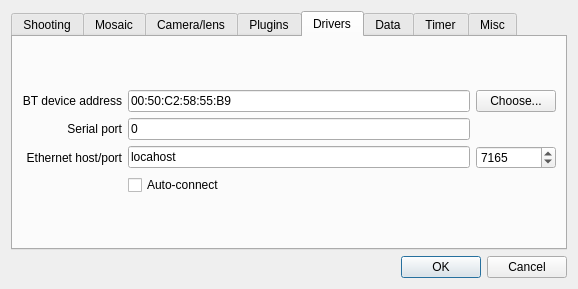
First picture: the form in papywizard/view/ui/configDialog.ui, repository bingostar89/Papywizard, before the edit.
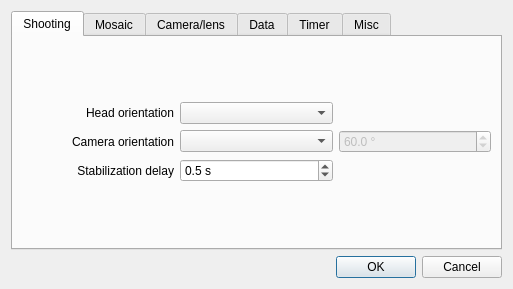
Second picture: the form after the edit. The open tabs and pages were chosen to show the change. Icons and pictures are not drawn.

Commit message: Moved hardware tab to dedicated module

```diff
--- a/papywizard/view/ui/configDialog.ui
+++ b/papywizard/view/ui/configDialog.ui
@@ -8,7 +8,7 @@
    <rect>
     <x>0</x>
     <y>0</y>
-    <width>578</width>
+    <width>513</width>
     <height>289</height>
    </rect>
   </property>
@@ -473,215 +473,6 @@
        </layout>
       </widget>
      </widget>
-     <widget class="QWidget" name="pluginsTab" >
-      <attribute name="title" >
-       <string>Plugins</string>
-      </attribute>
-      <layout class="QVBoxLayout" name="verticalLayout_6" >
-       <item>
-        <layout class="QGridLayout" name="gridLayout_5" >
-         <item row="0" column="0" >
-          <widget class="QLabel" name="label_15" >
-           <property name="text" >
-            <string>Yaw axis</string>
-           </property>
-           <property name="alignment" >
-            <set>Qt::AlignRight|Qt::AlignTrailing|Qt::AlignVCenter</set>
-           </property>
-           <property name="margin" >
-            <number>5</number>
-           </property>
-          </widget>
-         </item>
-         <item row="0" column="1" >
-          <widget class="QComboBox" name="yawAxisComboBox" >
-           <property name="currentIndex" >
-            <number>-1</number>
-           </property>
-          </widget>
-         </item>
-         <item row="1" column="0" >
-          <widget class="QLabel" name="label_16" >
-           <property name="text" >
-            <string>Pitch Axis</string>
-           </property>
-           <property name="alignment" >
-            <set>Qt::AlignRight|Qt::AlignTrailing|Qt::AlignVCenter</set>
-           </property>
-           <property name="margin" >
-            <number>5</number>
-           </property>
-          </widget>
-         </item>
-         <item row="1" column="2" >
-          <widget class="QPushButton" name="pitchAxisConfigurePushButton" >
-           <property name="text" >
-            <string>Configure</string>
-           </property>
-          </widget>
-         </item>
-         <item row="2" column="0" >
-          <widget class="QLabel" name="label_17" >
-           <property name="enabled" >
-            <bool>true</bool>
-           </property>
-           <property name="text" >
-            <string>Shutter</string>
-           </property>
-           <property name="alignment" >
-            <set>Qt::AlignRight|Qt::AlignTrailing|Qt::AlignVCenter</set>
-           </property>
-           <property name="margin" >
-            <number>5</number>
-           </property>
-          </widget>
-         </item>
-         <item row="0" column="2" >
-          <widget class="QPushButton" name="yawAxisConfigurePushButton" >
-           <property name="text" >
-            <string>Configure</string>
-           </property>
-          </widget>
-         </item>
-         <item row="2" column="2" >
-          <widget class="QPushButton" name="shutterConfigurePushButton" >
-           <property name="text" >
-            <string>Configure</string>
-           </property>
-          </widget>
-         </item>
-         <item row="1" column="1" >
-          <widget class="QComboBox" name="pitchAxisComboBox" />
-         </item>
-         <item row="2" column="1" >
-          <widget class="QComboBox" name="shutterComboBox" />
-         </item>
-        </layout>
-       </item>
-      </layout>
-     </widget>
-     <widget class="QWidget" name="driversTab" >
-      <attribute name="title" >
-       <string>Drivers</string>
-      </attribute>
-      <layout class="QVBoxLayout" name="verticalLayout_4" >
-       <item>
-        <layout class="QGridLayout" name="gridLayout_9" >
-         <item row="0" column="0" >
-          <widget class="QLabel" name="bluetoothDeviceAddressLabel" >
-           <property name="text" >
-            <string>BT device address</string>
-           </property>
-           <property name="alignment" >
-            <set>Qt::AlignRight|Qt::AlignTrailing|Qt::AlignVCenter</set>
-           </property>
-           <property name="margin" >
-            <number>5</number>
-           </property>
-          </widget>
-         </item>
-         <item row="0" column="1" >
-          <widget class="QLineEdit" name="bluetoothDeviceAddressLineEdit" >
-           <property name="text" >
-            <string>00:50:C2:58:55:B9</string>
-           </property>
-           <property name="maxLength" >
-            <number>50</number>
-           </property>
-          </widget>
-         </item>
-         <item row="0" column="2" >
-          <widget class="QPushButton" name="bluetoothChoosePushButton" >
-           <property name="text" >
-            <string>Choose...</string>
-           </property>
-          </widget>
-         </item>
-         <item row="1" column="0" >
-          <widget class="QLabel" name="serialPortLabel" >
-           <property name="enabled" >
-            <bool>true</bool>
-           </property>
-           <property name="text" >
-            <string>Serial port</string>
-           </property>
-           <property name="alignment" >
-            <set>Qt::AlignRight|Qt::AlignTrailing|Qt::AlignVCenter</set>
-           </property>
-           <property name="margin" >
-            <number>5</number>
-           </property>
-          </widget>
-         </item>
-         <item row="1" column="1" >
-          <widget class="QLineEdit" name="serialPortLineEdit" >
-           <property name="enabled" >
-            <bool>true</bool>
-           </property>
-           <property name="text" >
-            <string>0</string>
-           </property>
-           <property name="maxLength" >
-            <number>50</number>
-           </property>
-          </widget>
-         </item>
-         <item row="2" column="0" >
-          <widget class="QLabel" name="ethernetHostPortLabel" >
-           <property name="enabled" >
-            <bool>true</bool>
-           </property>
-           <property name="text" >
-            <string>Ethernet host/port</string>
-           </property>
-           <property name="alignment" >
-            <set>Qt::AlignRight|Qt::AlignTrailing|Qt::AlignVCenter</set>
-           </property>
-           <property name="margin" >
-            <number>5</number>
-           </property>
-          </widget>
-         </item>
-         <item row="2" column="1" >
-          <widget class="QLineEdit" name="ethernetHostLineEdit" >
-           <property name="enabled" >
-            <bool>true</bool>
-           </property>
-           <property name="text" >
-            <string>locahost</string>
-           </property>
-           <property name="maxLength" >
-            <number>50</number>
-           </property>
-          </widget>
-         </item>
-         <item row="2" column="2" >
-          <widget class="QSpinBox" name="ethernetPortSpinBox" >
-           <property name="enabled" >
-            <bool>true</bool>
-           </property>
-           <property name="minimum" >
-            <number>1024</number>
-           </property>
-           <property name="maximum" >
-            <number>65535</number>
-           </property>
-           <property name="value" >
-            <number>7165</number>
-           </property>
-          </widget>
-         </item>
-         <item row="3" column="1" >
-          <widget class="QCheckBox" name="hardwareAutoConnectCheckBox" >
-           <property name="text" >
-            <string>Auto-connect</string>
-           </property>
-          </widget>
-         </item>
-        </layout>
-       </item>
-      </layout>
-     </widget>
      <widget class="QWidget" name="dataTab" >
       <attribute name="title" >
        <string>Data</string>
```
Left out of the diff: 6 changed lines with no effect on the pictures. The commit also changes 1 other file.
